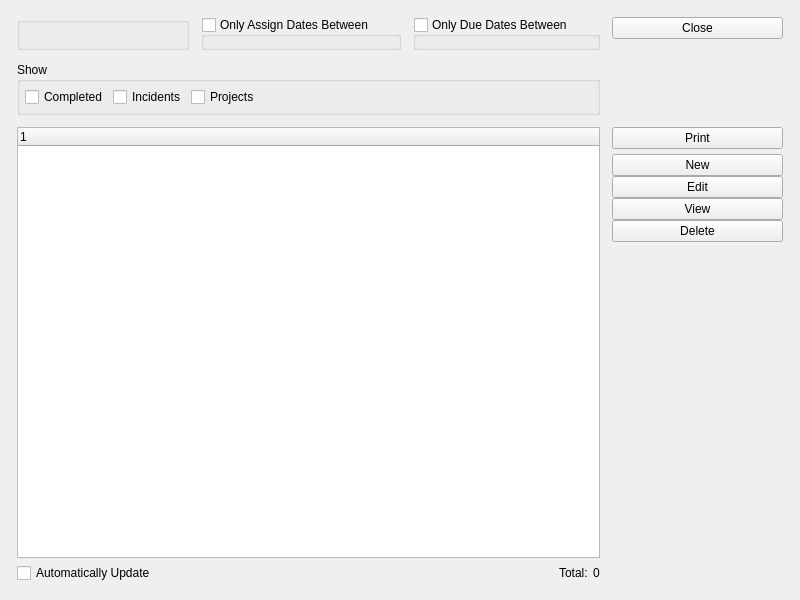
WooodHead/xtuple, file xtuple/trunk/guiclient/todoList.ui: the form before one commit.
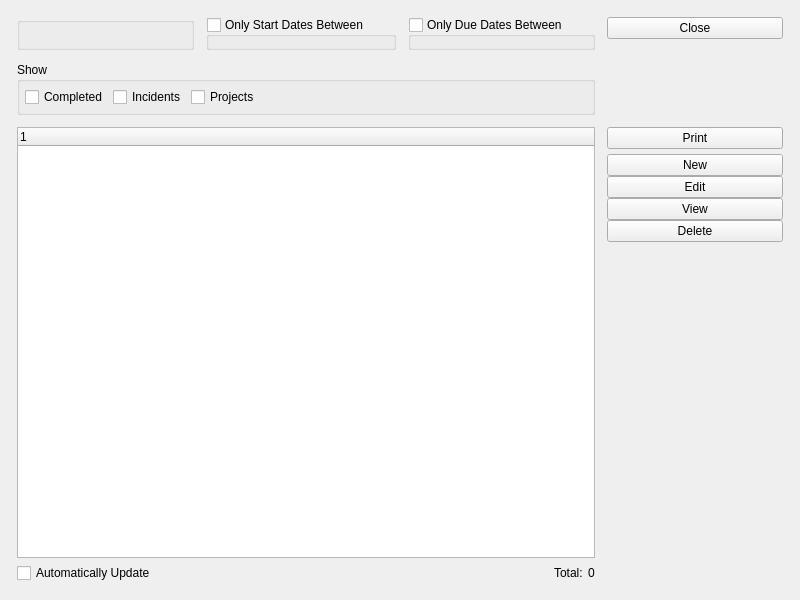
The form after the commit. Custom widgets are drawn as their Qt base class.

Commit message: issue #7249:  Use start date instead of assign date.

```diff
--- a/xtuple/trunk/guiclient/todoList.ui
+++ b/xtuple/trunk/guiclient/todoList.ui
@@ -31,7 +31,7 @@
      <item row="0" column="1" >
       <widget class="QGroupBox" name="_assigndateGroup" >
        <property name="title" >
-        <string>Only Assign Dates Between </string>
+        <string>Only Start Dates Between </string>
        </property>
        <property name="checkable" >
         <bool>true</bool>
```
Left out of the diff: 4 changed lines with no effect on the pictures. The commit also changes 1 other file.
